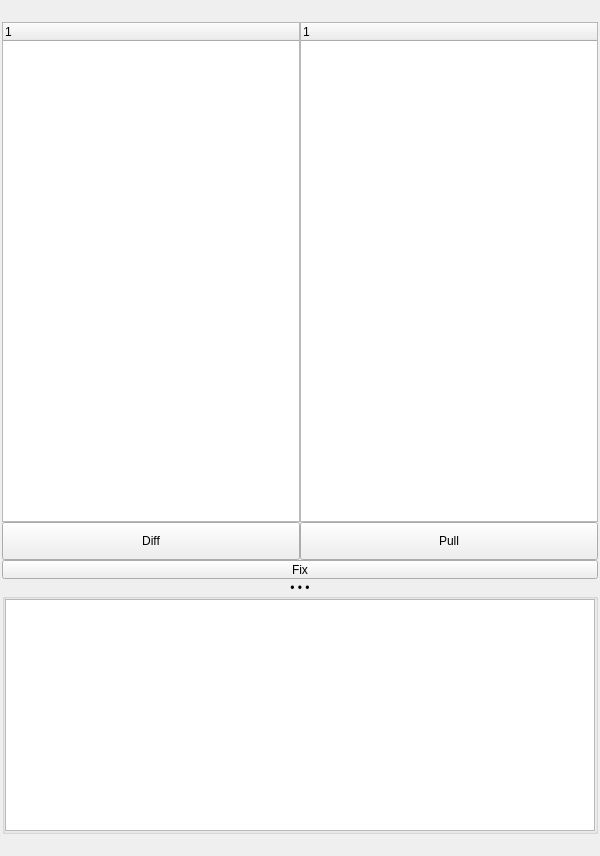
Qt form mayatk/env_utils/hierarchy_manager/hierarchy_manager.ui (m3trik/mayatk) before a commit.
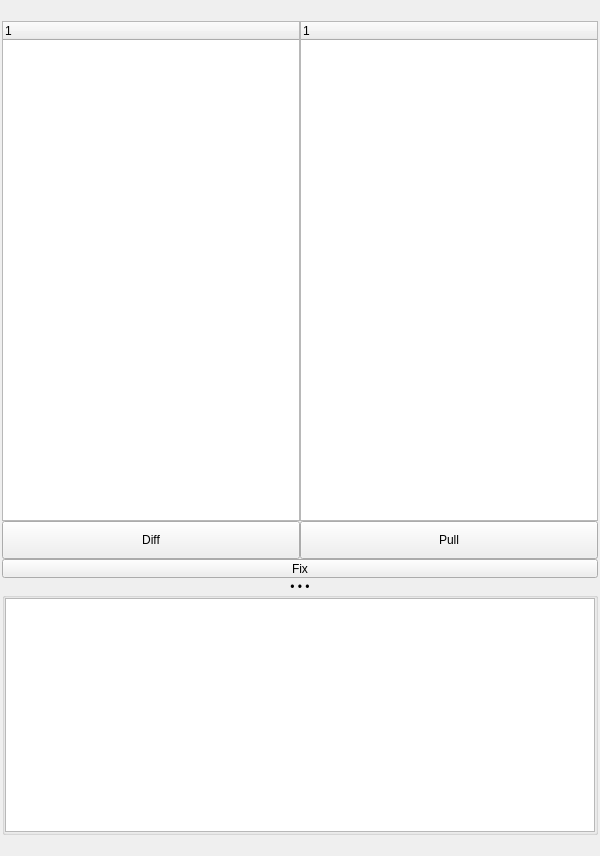
The same form after that commit. Custom widgets are drawn as their Qt base class.

Patch:
```diff
--- a/mayatk/env_utils/hierarchy_manager/hierarchy_manager.ui
+++ b/mayatk/env_utils/hierarchy_manager/hierarchy_manager.ui
@@ -55,7 +55,7 @@
         <property name="minimumSize">
          <size>
           <width>0</width>
-          <height>20</height>
+          <height>19</height>
          </size>
         </property>
         <property name="font">
@@ -190,13 +190,13 @@
         <property name="minimumSize">
          <size>
           <width>0</width>
-          <height>20</height>
+          <height>19</height>
          </size>
         </property>
         <property name="maximumSize">
          <size>
           <width>16777215</width>
-          <height>20</height>
+          <height>19</height>
          </size>
         </property>
        </widget>
```
